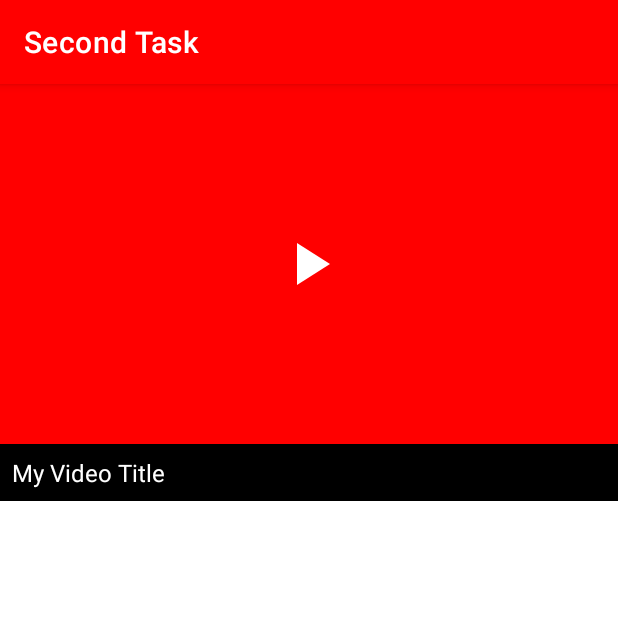
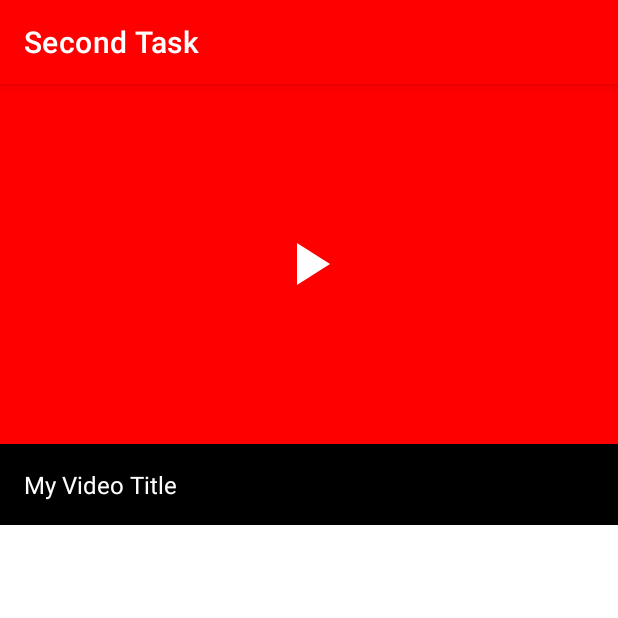
Before and after one commit to wesamnabeel99/secondTask, an Android app: the screen it shows after launch (MainActivity), on a phone screen of 412 x 824 dp, the top half of it. Run offline under Robolectric (Android 15) with nearby library versions, the phone set to English and light mode, and no system bars.

Commit message:
complete the animation

```diff
--- a/app/src/main/res/layout/activity_main.xml
+++ b/app/src/main/res/layout/activity_main.xml
@@ -1,17 +1,32 @@
 <?xml version="1.0" encoding="utf-8"?>
-<androidx.constraintlayout.widget.ConstraintLayout xmlns:android="http://schemas.android.com/apk/res/android"
+<androidx.constraintlayout.motion.widget.MotionLayout xmlns:android="http://schemas.android.com/apk/res/android"
     xmlns:app="http://schemas.android.com/apk/res-auto"
     xmlns:tools="http://schemas.android.com/tools"
     android:layout_width="match_parent"
     android:layout_height="match_parent"
+    app:layoutDescription="@xml/activity_main_scene"
     tools:context=".MainActivity">
 
+
+    <TextView
+        android:id="@+id/myText"
+        android:layout_width="match_parent"
+        android:layout_height="wrap_content"
+        android:background="@color/black"
+        android:gravity="center_vertical"
+        android:padding="16dp"
+        android:text="My Video Title"
+        android:textColor="@color/white"
+        android:textSize="16sp"
+        app:layout_constraintEnd_toEndOf="parent"
+        app:layout_constraintStart_toStartOf="parent"
+        app:layout_constraintTop_toBottomOf="@+id/myImage" />
+
     <ImageView
-    android:id="@+id/myImage"
-    android:layout_width="match_parent"
-    android:layout_height="240dp"
-    android:src="#ff0000"
-    />
+        android:id="@+id/myImage"
+        android:layout_width="match_parent"
+        android:layout_height="240dp"
+        android:src="#ff0000" />
 
     <ImageView
         android:id="@+id/playButton"
@@ -22,19 +37,10 @@
         app:layout_constraintEnd_toEndOf="parent"
         app:layout_constraintStart_toStartOf="@+id/myImage"
         app:layout_constraintTop_toTopOf="@+id/myImage"
-/>
+        />
 
-    <TextView
-        android:layout_width="match_parent"
-        android:layout_height="wrap_content"
-        android:background="@color/black"
-        android:padding="8dp"
-        android:text="My Video Title"
-        android:textColor="@color/white"
-        android:textSize="16sp"
-        android:gravity="center_vertical"
-        app:layout_constraintEnd_toEndOf="parent"
-        app:layout_constraintStart_toStartOf="parent"
-        app:layout_constraintTop_toBottomOf="@+id/myImage" />
 
-</androidx.constraintlayout.widget.ConstraintLayout>
+
+
+
+</androidx.constraintlayout.motion.widget.MotionLayout>
--- /dev/null
+++ b/app/src/main/res/xml/activity_main_scene.xml
@@ -0,0 +1,63 @@
+<?xml version="1.0" encoding="utf-8"?>
+<MotionScene xmlns:android="http://schemas.android.com/apk/res/android"
+    xmlns:app="http://schemas.android.com/apk/res-auto">
+
+    <ConstraintSet android:id="@+id/start">
+        <Constraint android:id="@+id/myImage"
+            android:layout_height="240dp"
+            android:layout_width="match_parent"
+            app:layout_constraintStart_toStartOf="parent"
+            app:layout_constraintEnd_toEndOf="parent"
+            app:layout_constraintTop_toTopOf="parent" />
+        <Constraint
+            android:layout_height="48dp"
+            app:layout_constraintStart_toStartOf="@+id/myImage"
+            app:layout_constraintTop_toTopOf="parent"
+            app:layout_constraintBottom_toBottomOf="@+id/myImage"
+            app:layout_constraintEnd_toEndOf="@+id/myImage"
+            android:layout_width="48dp"
+            android:id="@+id/playButton" />
+        <Constraint
+            android:layout_height="wrap_content"
+            app:layout_constraintStart_toStartOf="parent"
+            app:layout_constraintEnd_toEndOf="parent"
+            android:layout_width="match_parent"
+            app:layout_constraintTop_toBottomOf="@+id/myImage"
+            android:id="@+id/myText" />
+    </ConstraintSet>
+
+    <ConstraintSet android:id="@+id/end">
+
+        <Constraint android:id="@id/myImage"
+            android:layout_height="0dp"
+            android:layout_width="56dp"
+            app:layout_constraintBottom_toBottomOf="parent"
+            app:layout_constraintTop_toTopOf="@+id/myText" />
+
+        <Constraint android:id="@+id/myText"
+            android:layout_height="wrap_content"
+            app:layout_constraintBottom_toBottomOf="parent"
+            app:layout_constraintEnd_toEndOf="parent"
+            android:layout_width="0dp"
+            app:layout_constraintStart_toEndOf="@+id/myImage" />
+
+        <Constraint
+            android:id="@+id/playButton"
+            android:layout_width="30dp"
+            android:layout_height="30dp"
+            android:layout_marginRight="8dp"
+            app:layout_constraintRight_toRightOf="@+id/myText"
+            app:layout_constraintBottom_toBottomOf="@id/myText"
+            app:layout_constraintTop_toTopOf="@+id/myText"
+         />
+
+    </ConstraintSet>
+
+    <Transition
+        app:constraintSetEnd="@id/end"
+        app:constraintSetStart="@+id/start" >
+    <OnSwipe app:touchAnchorId="@id/myImage"
+        app:dragDirection="dragUp"/>
+    </Transition>
+
+</MotionScene>
```
